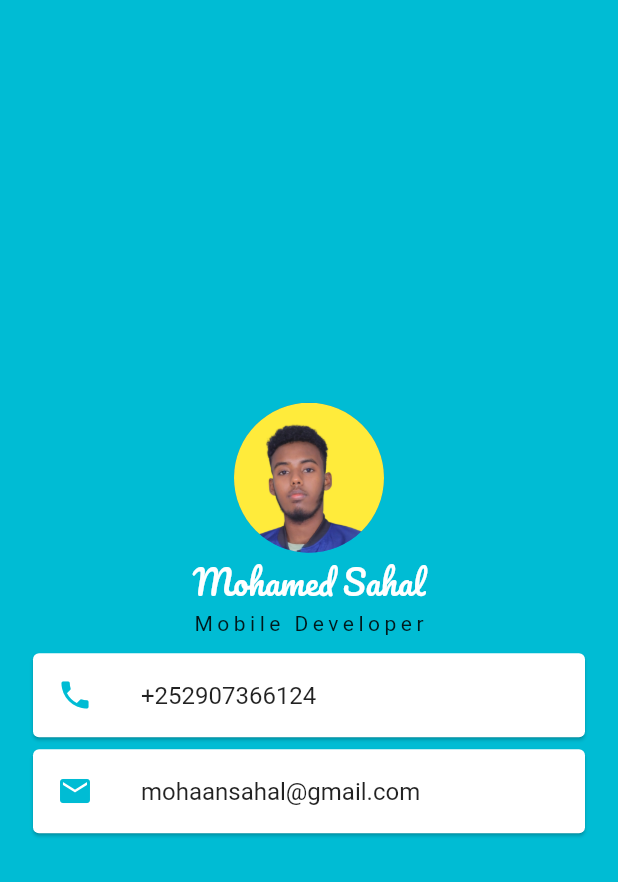
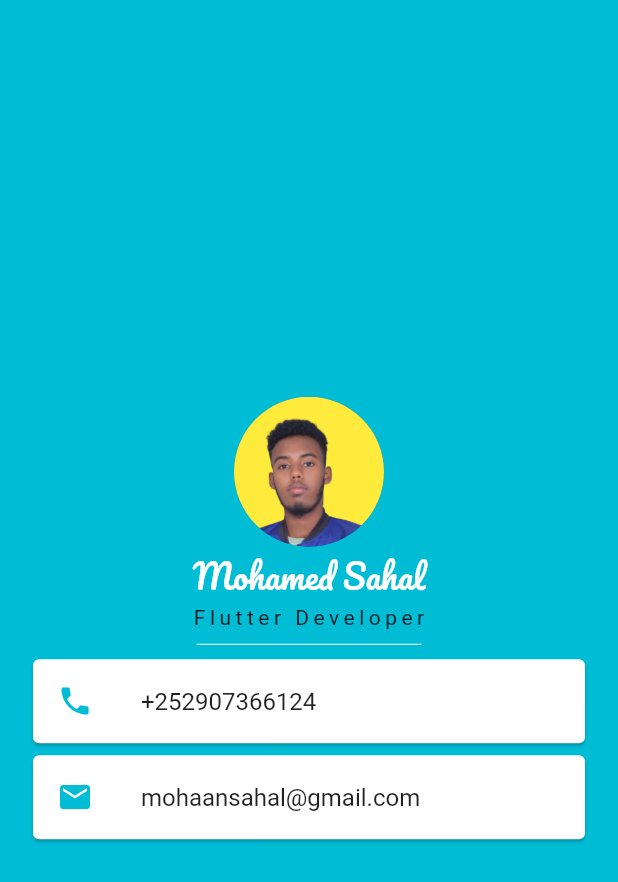
Before and after one commit to mohamedsahal/my_card, a Flutter app: the screen it shows after launch, on a phone screen of 412 x 824 dp. Shown: the top 882 px of the screen. Run offline on Flutter 3.47's test engine with Material 2 defaults, Android fonts, the phone set to English and light mode, and no system bars; our stand-ins replace google_fonts.

Commit message:
adding divider

```diff
--- a/lib/main.dart
+++ b/lib/main.dart
@@ -30,11 +30,15 @@ class Home extends StatelessWidget {
               style: GoogleFonts.pacifico(fontSize: 22.0, color: Colors.white),
             ),
             Text(
-              'Mobile Developer',
+              'Flutter Developer',
               style: TextStyle(letterSpacing: 3.0),
             ),
             SizedBox(
-              height: 12.0,
+              height: 20.0,
+              width: 150,
+              child: Divider(
+                color: Colors.white,
+              ),
             ),
             Card(
               margin: EdgeInsets.only(left: 22.0, right: 22.0),
```
